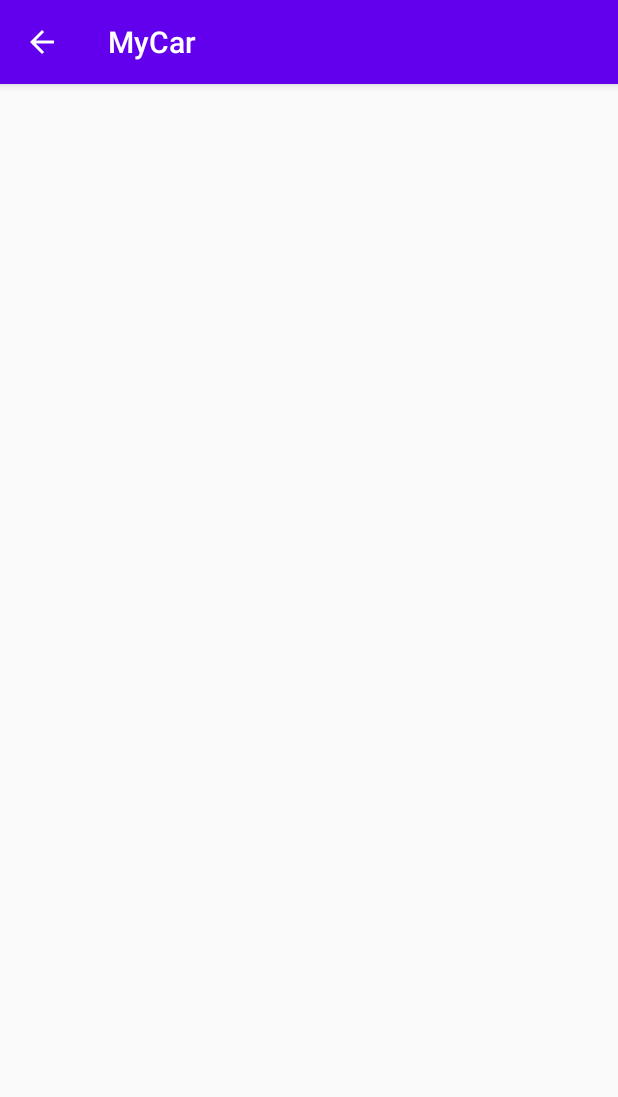
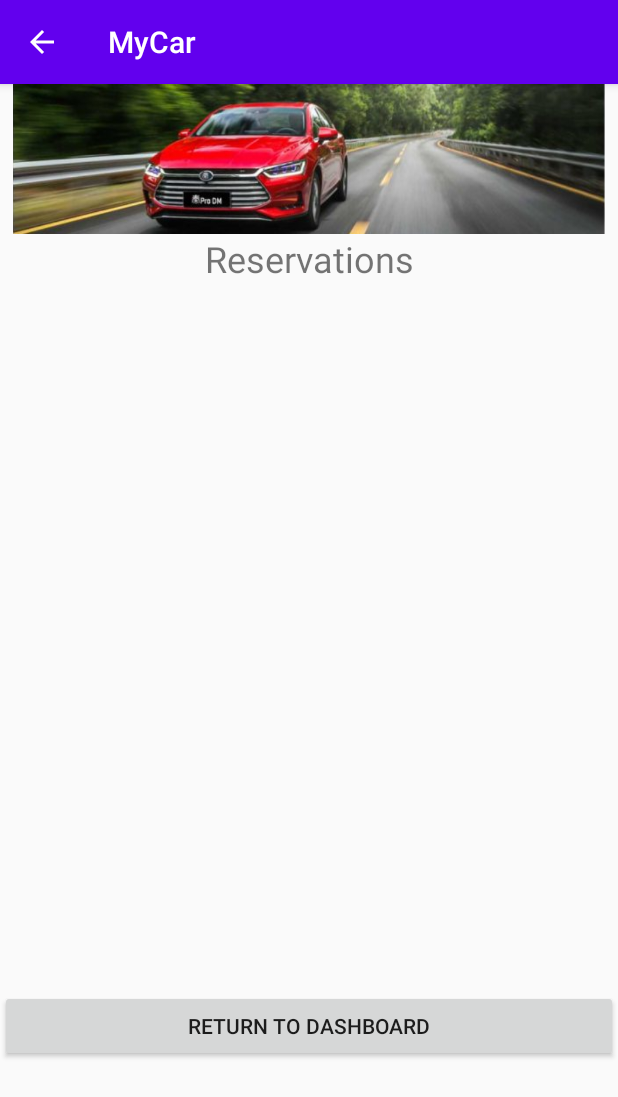
Before and after one commit to CSCI-150-LAB/Team8Repo, an Android app: the Reservation screen opened directly, with no data from a screen before it, on a phone screen of 412 x 824 dp. Shown: the top 1097 px of the screen. Run offline under Robolectric (Android 15) with nearby library versions, the light colour scheme and no system bars.

Commit message:
Update activity_reservation.xml

```diff
--- a/MyApplication2/app/src/main/res/layout/activity_reservation.xml
+++ b/MyApplication2/app/src/main/res/layout/activity_reservation.xml
@@ -1,9 +1,40 @@
 <?xml version="1.0" encoding="utf-8"?>
-<androidx.constraintlayout.widget.ConstraintLayout xmlns:android="http://schemas.android.com/apk/res/android"
+<LinearLayout xmlns:android="http://schemas.android.com/apk/res/android"
     xmlns:app="http://schemas.android.com/apk/res-auto"
     xmlns:tools="http://schemas.android.com/tools"
     android:layout_width="match_parent"
     android:layout_height="match_parent"
+    android:orientation="vertical"
     tools:context=".Reservation">
 
-</androidx.constraintlayout.widget.ConstraintLayout>
+    <ImageView
+        android:id="@+id/imageView10"
+        android:layout_width="match_parent"
+        android:layout_height="100dp"
+        app:srcCompat="@drawable/cardriving" />
+
+    <TextView
+        android:id="@+id/reservationsTextView"
+        android:layout_width="match_parent"
+        android:layout_height="wrap_content"
+        android:gravity="center_horizontal"
+        android:text="Reservations"
+        android:textSize="24sp" />
+
+    <ScrollView
+        android:layout_width="match_parent"
+        android:layout_height="471dp">
+
+        <LinearLayout
+            android:id="@+id/reservationlist"
+            android:layout_width="match_parent"
+            android:layout_height="wrap_content"
+            android:orientation="vertical" />
+    </ScrollView>
+
+    <Button
+        android:id="@+id/dashreturnButton"
+        android:layout_width="match_parent"
+        android:layout_height="wrap_content"
+        android:text="Return to Dashboard" />
+</LinearLayout>
```
